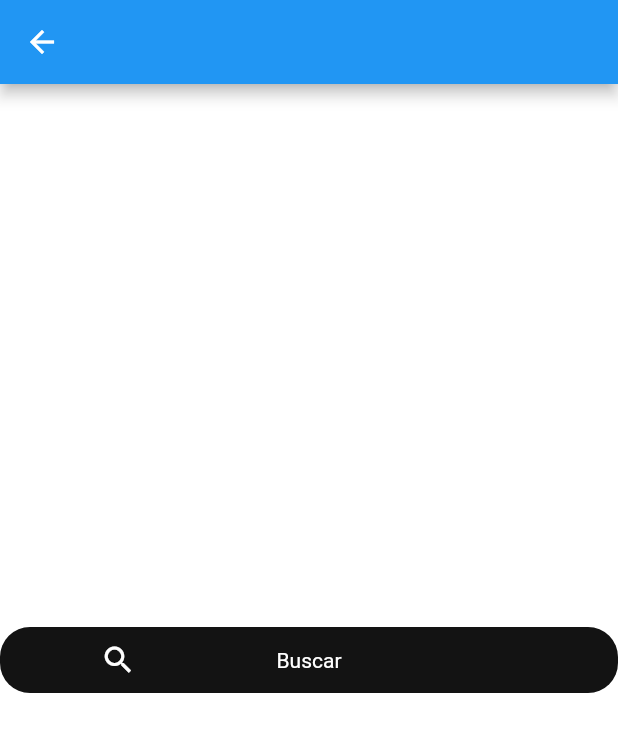
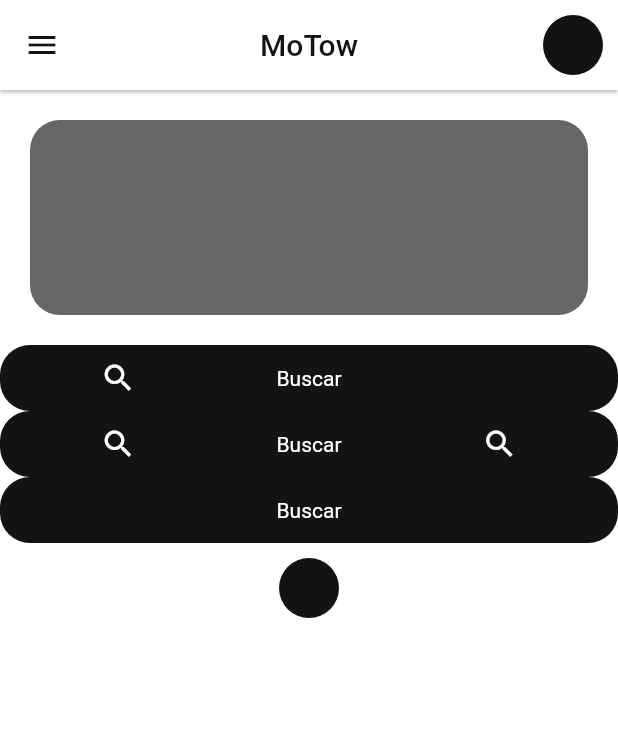
Before and after one commit to nagash93/motow-app, a Flutter app: the MainView screen opened by its route, on a phone screen of 412 x 824 dp. Shown: the top 732 px of the screen. Run offline on Flutter 3.47's test engine with Material 2 defaults, Android fonts, the phone set to English and light mode, and no system bars; our stand-ins replace flutter_svg, rive; statements that could not run were skipped.

Commit message:
feat: add appBar

```diff
--- /dev/null
+++ b/lib/common_widgets/avatar_user/mini_avatar_user.dart
@@ -0,0 +1,19 @@
+import 'package:flutter/material.dart';
+import 'package:motow_app/constants/color_app.dart';
+
+class MiniAvatarUser extends StatelessWidget {
+  const MiniAvatarUser({Key? key}) : super(key: key);
+
+  @override
+  Widget build(BuildContext context) {
+    return Container(
+      width: 40,
+      height: 40,
+    margin: const EdgeInsets.all(10),
+      decoration:BoxDecoration(
+        borderRadius: BorderRadius.circular(50),
+        color: ColorApp.black
+      ),
+    );
+  }
+}
--- /dev/null
+++ b/lib/common_widgets/main_app_bar/main_app_bar.dart
@@ -0,0 +1,29 @@
+import 'package:flutter/material.dart';
+import 'package:motow_app/common_widgets/avatar_user/mini_avatar_user.dart';
+import 'package:motow_app/constants/color_app.dart';
+
+class MainAppBar extends StatelessWidget implements PreferredSizeWidget{
+  const MainAppBar({Key? key}) : super(key: key);
+
+  @override
+  Widget build(BuildContext context) {
+    return AppBar(
+      backgroundColor: ColorApp.white,
+      toolbarHeight: 60,
+      elevation: 1.0,
+      automaticallyImplyLeading: false,
+      titleSpacing: 0,
+      title: const Text('MoTow',style:TextStyle(
+        color:  ColorApp.black
+      ),),
+      centerTitle: true,
+      leading: const Icon(Icons.menu,color: ColorApp.black,),
+      actions: const [
+        MiniAvatarUser(),
+      ],
+    );
+  }
+
+  @override
+  Size get preferredSize =>  const Size.fromHeight(60);
+}
--- a/lib/common_widgets/main_button/main_button.dart
+++ b/lib/common_widgets/main_button/main_button.dart
@@ -2,14 +2,17 @@ import 'package:flutter/material.dart';
 import 'package:motow_app/constants/color_app.dart';
 
 class MainButton extends StatelessWidget {
-  const MainButton({Key? key,this.text,this.prefixIcon,this.suffixIcon}) : super(key: key);
+  const MainButton({Key? key,this.text,this.prefixIcon,this.suffixIcon,this.onTap}) : super(key: key);
   final String? text;
   final IconData? prefixIcon;
   final IconData? suffixIcon;
+  final VoidCallback? onTap;
 
   @override
   Widget build(BuildContext context) {
-    return Container(
+    return InkWell(
+      onTap: onTap,
+      child: Ink(
         decoration: BoxDecoration(
           color: ColorApp.black,
           borderRadius: BorderRadius.circular(20),
@@ -23,8 +26,9 @@ class MainButton extends StatelessWidget {
               style: const TextStyle(
               color: ColorApp.white,
             ),),
-          Icon(suffixIcon),
+            Icon(suffixIcon,color: ColorApp.white,),
           ],
+        ),
       ),
     );
   }
--- /dev/null
+++ b/lib/common_widgets/mini_slider/mini_slider.dart
@@ -0,0 +1,32 @@
+import 'package:flutter/material.dart';
+import 'package:motow_app/constants/color_app.dart';
+
+class MiniSlider extends StatelessWidget {
+  const MiniSlider({Key? key}) : super(key: key);
+
+  @override
+  Widget build(BuildContext context) {
+    return Container(
+        height: 150,
+      margin: EdgeInsets.all(10),
+      child: PageView(
+        children: [
+          _itemSlider(),
+          _itemSlider(),
+          _itemSlider(),
+        ] ,
+      ));
+  }
+
+  Widget _itemSlider(){
+    return Container(
+      width: double.infinity,
+      height: 150,
+      margin: EdgeInsets.all(10),
+      decoration: BoxDecoration(
+        color: ColorApp.grey,
+        borderRadius: BorderRadius.circular(20)
+      ),
+    );
+  }
+}
--- a/lib/features/main/screen/main_view.dart
+++ b/lib/features/main/screen/main_view.dart
@@ -1,5 +1,8 @@
 import 'package:flutter/material.dart';
+import 'package:motow_app/common_widgets/avatar_user/mini_avatar_user.dart';
+import 'package:motow_app/common_widgets/main_app_bar/main_app_bar.dart';
 import 'package:motow_app/common_widgets/main_button/main_button.dart';
+import 'package:motow_app/common_widgets/mini_slider/mini_slider.dart';
 
 class MainView extends StatelessWidget {
   const MainView({Key? key}) : super(key: key);
@@ -7,13 +10,28 @@ class MainView extends StatelessWidget {
   @override
   Widget build(BuildContext context) {
     return Scaffold(
-      appBar: AppBar(),
-      body: const Center(
-        child: MainButton(
-          prefixIcon: Icons.search,
-          text: 'Buscar',
-        ),
-      ),
+      appBar: const MainAppBar(),
+      body: Column(
+        children: [
+          const MiniSlider(),
+          MainButton(
+            prefixIcon: Icons.search,
+            text: 'Buscar',
+            onTap: ()=>debugPrint('test'),
+          ),
+          MainButton(
+            prefixIcon: Icons.search,
+            text: 'Buscar',
+            suffixIcon: Icons.search,
+            onTap: ()=>debugPrint('test'),
+          ),
+          MainButton(
+            text: 'Buscar',
+            onTap: ()=>debugPrint('test'),
+          ),
+          MiniAvatarUser(),
+        ],
+      )
     );
   }
 }
```
Also changed, not shown: lib/common_widgets/avatar_user/avatar_user.dart (added). Lines whose indentation alone changed are shown as unchanged.
